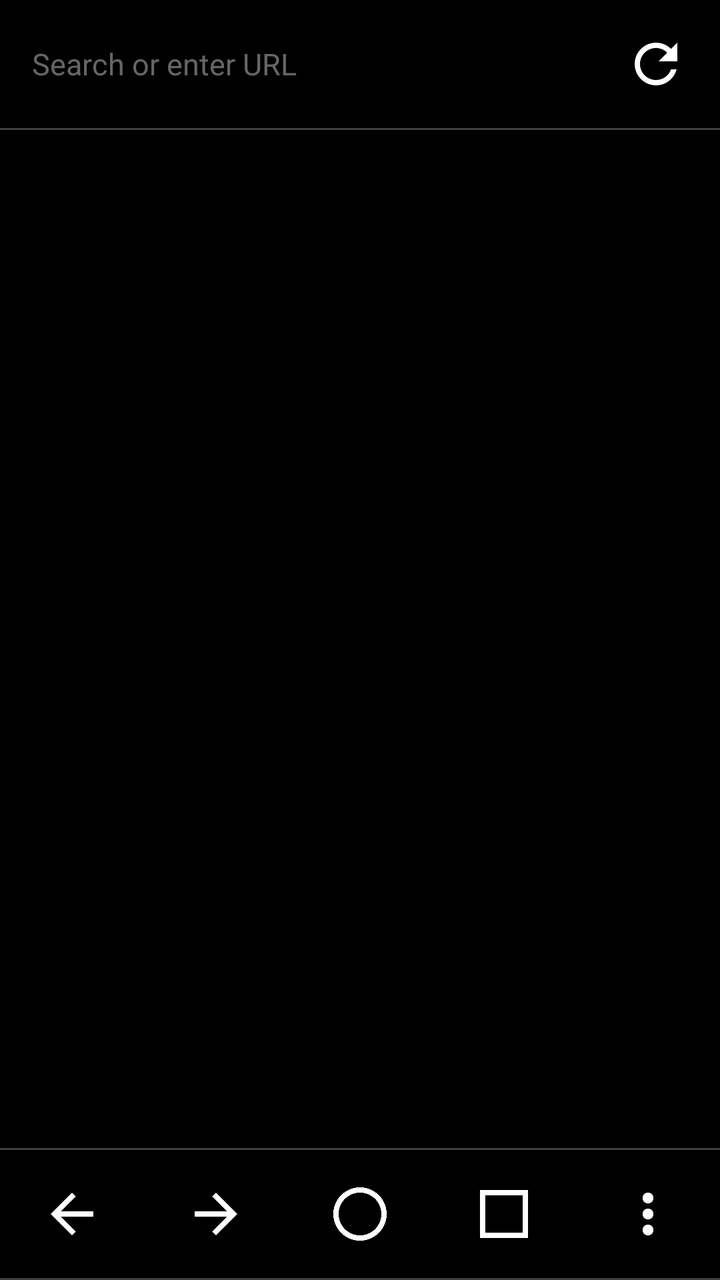
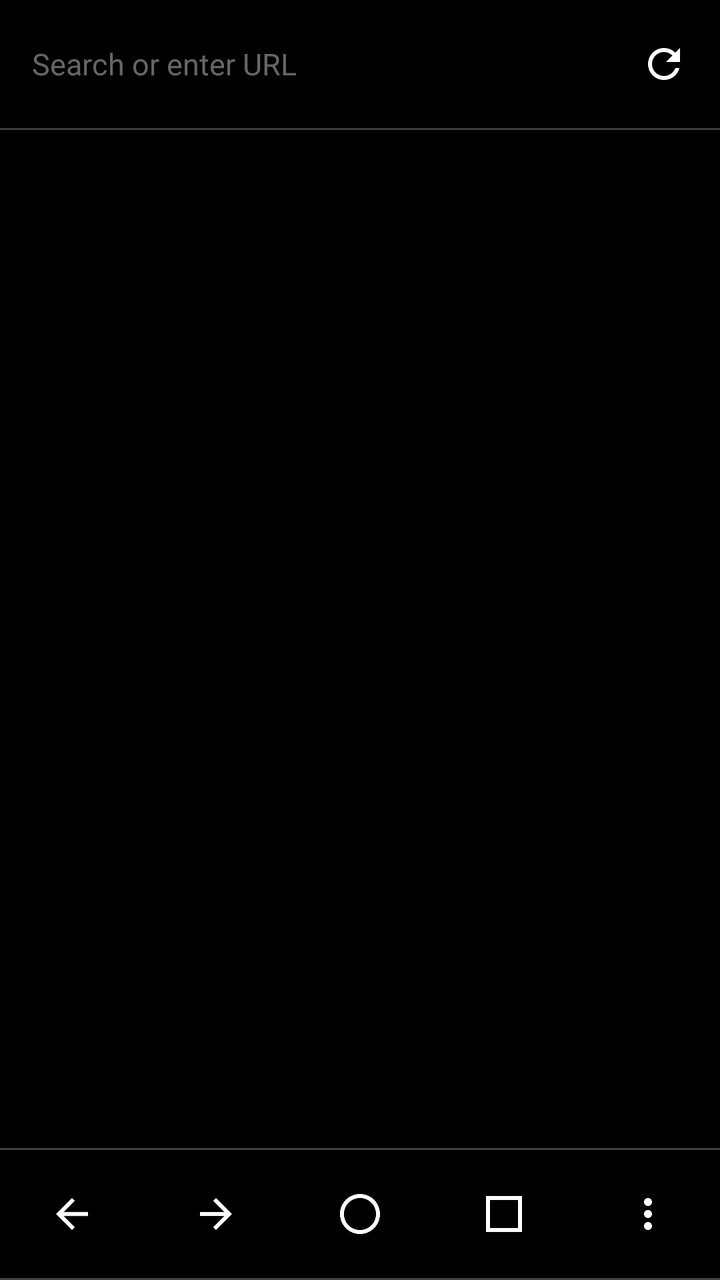

Before-and-after screenshots of an Android layout around one commit, followed by the original layout XML and the change that was made.
<!-- AndroidManifest.xml: application theme Theme.GeckoBrowser -->
<!-- res/layout/activity_main.xml -->
<?xml version="1.0" encoding="utf-8"?>
<LinearLayout xmlns:android="http://schemas.android.com/apk/res/android"
    android:layout_width="match_parent"
    android:layout_height="match_parent"
    android:orientation="vertical"
    android:background="@color/bg">

    <LinearLayout
        android:layout_width="match_parent"
        android:layout_height="64dp"
        android:orientation="horizontal"
        android:gravity="center_vertical">

        <EditText
            android:id="@+id/urlBar"
            android:layout_width="0dp"
            android:layout_height="match_parent"
            android:layout_weight="1"
            android:background="@android:color/transparent"
            android:hint="@string/hint_search"
            android:textColorHint="@color/text_hint"
            android:textColor="@color/text_primary"
            android:textSize="15sp"
            android:singleLine="true"
            android:imeOptions="actionGo"
            android:inputType="textUri"
            android:paddingHorizontal="16dp" />

        <ImageView
            android:id="@+id/btnRefreshCancel"
            android:layout_width="32dp"
            android:layout_height="32dp"
            android:layout_marginEnd="16dp"
            android:src="@drawable/ic_refresh"
            android:background="?android:attr/selectableItemBackgroundBorderless"
            android:contentDescription="@string/btn_refresh" />
    </LinearLayout>

    <View
        android:layout_width="match_parent"
        android:layout_height="1dp"
        android:background="@color/divider" />

    <FrameLayout
        android:id="@+id/webViewContainer"
        android:layout_width="match_parent"
        android:layout_height="0dp"
        android:layout_weight="1" />

    <View
        android:layout_width="match_parent"
        android:layout_height="1dp"
        android:background="@color/divider" />

    <LinearLayout
        android:layout_width="match_parent"
        android:layout_height="64dp"
        android:orientation="horizontal"
        android:gravity="center">

        <ImageView
            android:id="@+id/btnBack"
            android:layout_width="32dp"
            android:layout_height="32dp"
            android:layout_weight="1"
            android:src="@drawable/ic_back"
            android:background="?android:attr/selectableItemBackgroundBorderless"
            android:contentDescription="@string/btn_back" />

        <ImageView
            android:id="@+id/btnForward"
            android:layout_width="32dp"
            android:layout_height="32dp"
            android:layout_weight="1"
            android:src="@drawable/ic_forward"
            android:background="?android:attr/selectableItemBackgroundBorderless"
            android:contentDescription="@string/btn_forward" />

        <ImageView
            android:id="@+id/btnHome"
            android:layout_width="32dp"
            android:layout_height="32dp"
            android:layout_weight="1"
            android:src="@drawable/ic_home"
            android:background="?android:attr/selectableItemBackgroundBorderless"
            android:contentDescription="@string/btn_home" />

        <ImageView
            android:id="@+id/btnTabs"
            android:layout_width="32dp"
            android:layout_height="32dp"
            android:layout_weight="1"
            android:src="@drawable/ic_tabs"
            android:background="?android:attr/selectableItemBackgroundBorderless"
            android:contentDescription="@string/btn_tabs" />

        <ImageView
            android:id="@+id/btnMore"
            android:layout_width="32dp"
            android:layout_height="32dp"
            android:layout_weight="1"
            android:src="@drawable/ic_more"
            android:background="?android:attr/selectableItemBackgroundBorderless"
            android:contentDescription="@string/btn_more" />
    </LinearLayout>

    <View
        android:layout_width="match_parent"
        android:layout_height="1dp"
        android:background="@color/divider" />
</LinearLayout>
<!-- resources referenced by this layout -->
<resources>
  <color name="bg">@android:color/black</color>
  <color name="divider">#80808080</color>
  <color name="text_hint">#FF666666</color>
  <color name="text_primary">@android:color/white</color>
  <!-- drawable ic_back (drawable) -->
  <vector xmlns:android="http://schemas.android.com/apk/res/android"
      android:width="16dp"
      android:height="16dp"
      android:viewportWidth="24"
      android:viewportHeight="24">
      <path
          android:fillColor="#FFFFFF"
          android:pathData="M20,11H7.83l5.59,-5.59L12,4l-8,8 8,8 1.41,-1.41L7.83,13H20v-2z"/>
  </vector>
  <!-- drawable ic_forward (drawable) -->
  <vector xmlns:android="http://schemas.android.com/apk/res/android"
      android:width="16dp"
      android:height="16dp"
      android:viewportWidth="24"
      android:viewportHeight="24">
      <path
          android:fillColor="#FFFFFF"
          android:pathData="M12,4l-1.41,1.41L16.17,11H4v2h12.17l-5.58,5.59L12,20l8,-8z"/>
  </vector>
  <!-- drawable ic_home (drawable) -->
  <vector xmlns:android="http://schemas.android.com/apk/res/android"
      android:width="16dp"
      android:height="16dp"
      android:viewportWidth="24"
      android:viewportHeight="24">
      <path
          android:fillColor="#FFFFFF"
          android:pathData="M12,2C6.48,2 2,6.48 2,12s4.48,10 10,10 10,-4.48 10,-10S17.52,2 12,2zM12,20c-4.42,0 -8,-3.58 -8,-8s3.58,-8 8,-8 8,3.58 8,8 -3.58,8 -8,8z"/>
  </vector>
  <!-- drawable ic_more (drawable) -->
  <vector xmlns:android="http://schemas.android.com/apk/res/android"
      android:width="16dp"
      android:height="16dp"
      android:viewportWidth="24"
      android:viewportHeight="24">
      <path
          android:fillColor="#FFFFFF"
          android:pathData="M12,8c1.1,0 2,-0.9 2,-2s-0.9,-2 -2,-2 -2,0.9 -2,2 0.9,2 2,2zM12,10c-1.1,0 -2,0.9 -2,2s0.9,2 2,2 2,-0.9 2,-2 -0.9,-2 -2,-2zM12,16c-1.1,0 -2,0.9 -2,2s0.9,2 2,2 2,-0.9 2,-2 -0.9,-2 -2,-2z"/>
  </vector>
  <!-- drawable ic_refresh (drawable) -->
  <vector xmlns:android="http://schemas.android.com/apk/res/android"
      android:width="16dp"
      android:height="16dp"
      android:viewportWidth="24"
      android:viewportHeight="24">
      <path
          android:fillColor="#FFFFFF"
          android:pathData="M17.65,6.35C16.2,4.9 14.21,4 12,4c-4.42,0 -7.99,3.58 -7.99,8s3.57,8 7.99,8c3.73,0 6.84,-2.55 7.73,-6h-2.08c-0.82,2.33 -3.04,4 -5.65,4 -3.31,0 -6,-2.69 -6,-6s2.69,-6 6,-6c1.66,0 3.14,0.69 4.22,1.78L13,11h7V4l-2.35,2.35z"/>
  </vector>
  <!-- drawable ic_tabs (drawable) -->
  <vector xmlns:android="http://schemas.android.com/apk/res/android"
      android:width="16dp"
      android:height="16dp"
      android:viewportWidth="24"
      android:viewportHeight="24">
      <path
          android:fillColor="#FFFFFF"
          android:pathData="M3,3h18v18H3V3zM5,5v14h14V5H5z"/>
  </vector>
  <string name="btn_back">Back</string>
  <string name="btn_forward">Forward</string>
  <string name="btn_home">Home</string>
  <string name="btn_more">More</string>
  <string name="btn_refresh">Refresh</string>
  <string name="btn_tabs">Tabs</string>
  <string name="hint_search">Search or enter URL</string>
  <style name="Theme.GeckoBrowser" parent="Theme.AppCompat.NoActionBar">
          <item name="android:windowNoTitle">true</item>
          <item name="android:windowFullscreen">false</item>
          <item name="android:statusBarColor">@android:color/black</item>
          <item name="android:navigationBarColor">@android:color/black</item>
          <item name="android:windowBackground">@color/bg</item>
      </style>
</resources>

<!-- the commit's change to res/layout/activity_main.xml (unified diff, before → after) -->
@@ -28,8 +28,8 @@
 
         <ImageView
             android:id="@+id/btnRefreshCancel"
-            android:layout_width="32dp"
-            android:layout_height="32dp"
+            android:layout_width="24dp"
+            android:layout_height="24dp"
             android:layout_marginEnd="16dp"
             android:src="@drawable/ic_refresh"
             android:background="?android:attr/selectableItemBackgroundBorderless"
@@ -60,8 +60,8 @@
 
         <ImageView
             android:id="@+id/btnBack"
-            android:layout_width="32dp"
-            android:layout_height="32dp"
+            android:layout_width="24dp"
+            android:layout_height="24dp"
             android:layout_weight="1"
             android:src="@drawable/ic_back"
             android:background="?android:attr/selectableItemBackgroundBorderless"
@@ -69,8 +69,8 @@
 
         <ImageView
             android:id="@+id/btnForward"
-            android:layout_width="32dp"
-            android:layout_height="32dp"
+            android:layout_width="24dp"
+            android:layout_height="24dp"
             android:layout_weight="1"
             android:src="@drawable/ic_forward"
             android:background="?android:attr/selectableItemBackgroundBorderless"
@@ -78,8 +78,8 @@
 
         <ImageView
             android:id="@+id/btnHome"
-            android:layout_width="32dp"
-            android:layout_height="32dp"
+            android:layout_width="24dp"
+            android:layout_height="24dp"
             android:layout_weight="1"
             android:src="@drawable/ic_home"
             android:background="?android:attr/selectableItemBackgroundBorderless"
@@ -87,8 +87,8 @@
 
         <ImageView
             android:id="@+id/btnTabs"
-            android:layout_width="32dp"
-            android:layout_height="32dp"
+            android:layout_width="24dp"
+            android:layout_height="24dp"
             android:layout_weight="1"
             android:src="@drawable/ic_tabs"
             android:background="?android:attr/selectableItemBackgroundBorderless"
@@ -96,8 +96,8 @@
 
         <ImageView
             android:id="@+id/btnMore"
-            android:layout_width="32dp"
-            android:layout_height="32dp"
+            android:layout_width="24dp"
+            android:layout_height="24dp"
             android:layout_weight="1"
             android:src="@drawable/ic_more"
             android:background="?android:attr/selectableItemBackgroundBorderless"
